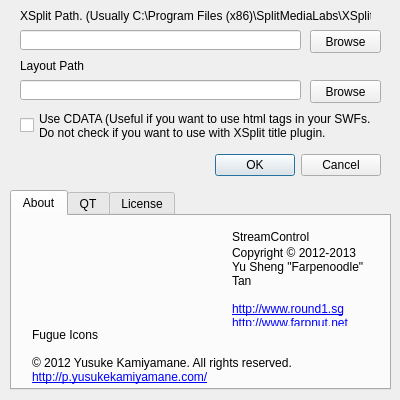
First picture: the form in StreamControl/configwindow.ui, repository farpenoodle/StreamControl, before the edit.
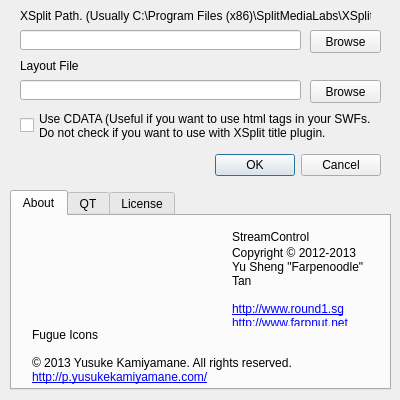
Second picture: the form after the edit. Icons and pictures are not drawn.

```diff
--- a/StreamControl/configwindow.ui
+++ b/StreamControl/configwindow.ui
@@ -148,7 +148,7 @@
       </rect>
      </property>
      <property name="text">
-      <string>&lt;html&gt;&lt;head/&gt;&lt;body&gt;&lt;p&gt;Fugue Icons&lt;br/&gt;&lt;br/&gt;© 2012 Yusuke Kamiyamane. All rights reserved.&lt;br/&gt;&lt;a href=&quot;http://p.yusukekamiyamane.com/&quot;&gt;&lt;span style=&quot; text-decoration: underline; color:#0000ff;&quot;&gt;http://p.yusukekamiyamane.com/&lt;/span&gt;&lt;/a&gt;&lt;/p&gt;&lt;/body&gt;&lt;/html&gt;</string>
+      <string>&lt;html&gt;&lt;head/&gt;&lt;body&gt;&lt;p&gt;Fugue Icons&lt;br/&gt;&lt;br/&gt;© 2013 Yusuke Kamiyamane. All rights reserved.&lt;br/&gt;&lt;a href=&quot;http://p.yusukekamiyamane.com/&quot;&gt;&lt;span style=&quot; text-decoration: underline; color:#0000ff;&quot;&gt;http://p.yusukekamiyamane.com/&lt;/span&gt;&lt;/a&gt;&lt;/p&gt;&lt;/body&gt;&lt;/html&gt;</string>
      </property>
      <property name="textFormat">
       <enum>Qt::RichText</enum>
@@ -287,7 +287,7 @@
     </rect>
    </property>
    <property name="text">
-    <string>Layout Path</string>
+    <string>Layout File</string>
    </property>
   </widget>
   <widget class="QLineEdit" name="layoutPathTB">
```
Left out of the diff: 2 changed lines with no effect on the pictures.
